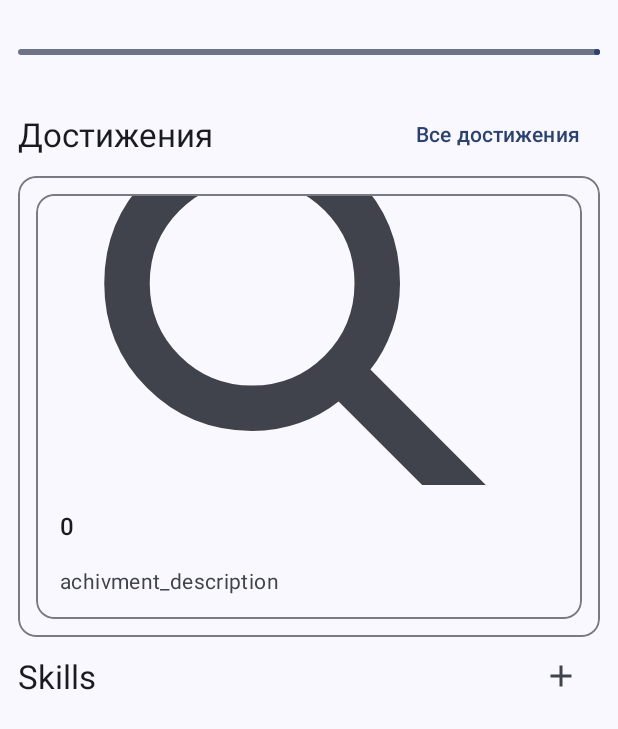
After one commit to Net2Fox/Quester, an Android app: the fragment UserProfileFragment shown on its own in the app's theme, on a phone screen of 412 x 824 dp. The commit adds this screen. Shown: the top 729 px of the screen. Run offline under Robolectric (Android 15) with nearby library versions, the phone set to English and light mode, and no system bars; our stand-ins replace Firebase (no records; nobody signed in at launch, a user with empty details on screens opened directly); 1 statement that could not run was skipped.

Commit message:
Сделана страница пользователя

```diff
--- a/app/src/main/AndroidManifest.xml
+++ b/app/src/main/AndroidManifest.xml
@@ -22,7 +22,8 @@
             android:name=".MainActivity"
             android:exported="true"
             android:label="@string/app_name"
-            android:theme="@style/Theme.Quester">
+            android:theme="@style/Theme.Quester"
+            android:screenOrientation="portrait">
             <intent-filter>
                 <action android:name="android.intent.action.MAIN" />
 
--- /dev/null
+++ b/app/src/main/java/ru/net2fox/quester/ui/userprofile/UserProfileFragment.kt
@@ -0,0 +1,242 @@
+package ru.net2fox.quester.ui.userprofile
+
+import android.animation.Animator
+import android.animation.AnimatorListenerAdapter
+import android.annotation.SuppressLint
+import android.os.Bundle
+import androidx.fragment.app.Fragment
+import android.view.LayoutInflater
+import android.view.View
+import android.view.ViewGroup
+import android.view.animation.AnimationUtils
+import android.widget.TextView
+import android.widget.Toast
+import androidx.annotation.StringRes
+import androidx.lifecycle.Observer
+import androidx.lifecycle.ViewModelProvider
+import androidx.lifecycle.lifecycleScope
+import androidx.navigation.fragment.findNavController
+import androidx.recyclerview.widget.DividerItemDecoration
+import androidx.recyclerview.widget.LinearLayoutManager
+import androidx.recyclerview.widget.RecyclerView
+import com.google.android.material.progressindicator.LinearProgressIndicator
+import kotlinx.coroutines.Dispatchers
+import kotlinx.coroutines.launch
+import ru.net2fox.quester.R
+import ru.net2fox.quester.data.model.Skill
+import ru.net2fox.quester.data.model.User
+import ru.net2fox.quester.data.model.UserLog
+import ru.net2fox.quester.databinding.FragmentUserProfileBinding
+import ru.net2fox.quester.ui.character.CharacterFragment
+import ru.net2fox.quester.ui.character.CharacterFragmentDirections
+import ru.net2fox.quester.ui.character.CharacterViewModel
+import ru.net2fox.quester.ui.moderator.log.LogViewModel
+import java.text.SimpleDateFormat
+
+class UserProfileFragment : Fragment() {
+
+    private var _binding: FragmentUserProfileBinding? = null
+    private lateinit var adapter: AchievementRecyclerViewAdapter
+    private lateinit var userProfileViewModel: UserProfileViewModel
+    private lateinit var currentUser: User
+    private lateinit var skills: List<Skill>
+    private lateinit var skillAdapter: SkillRecyclerViewAdapter
+
+    private val binding get() = _binding!!
+
+    override fun onCreateView(
+        inflater: LayoutInflater, container: ViewGroup?,
+        savedInstanceState: Bundle?
+    ): View {
+        _binding = FragmentUserProfileBinding.inflate(inflater, container, false)
+        return binding.root
+    }
+
+    override fun onViewCreated(view: View, savedInstanceState: Bundle?) {
+        super.onViewCreated(view, savedInstanceState)
+        userProfileViewModel = ViewModelProvider(this)[UserProfileViewModel::class.java]
+        val layoutManager = LinearLayoutManager(context, LinearLayoutManager.HORIZONTAL, false)
+        binding.recyclerViewAchievements.layoutManager = layoutManager
+        adapter = AchievementRecyclerViewAdapter()
+        binding.recyclerViewAchievements.adapter = adapter
+
+        binding.recyclerViewSkills.layoutManager = LinearLayoutManager(context)
+        skillAdapter = SkillRecyclerViewAdapter(userProfileViewModel)
+        binding.recyclerViewSkills.adapter = skillAdapter
+
+        userProfileViewModel.userProfileResult.observe(
+            viewLifecycleOwner,
+            Observer { user ->
+                user?.let { userResult ->
+                    userResult.error?.let {
+                        showToastFail(it)
+                    }
+                    userResult.success?.let {
+                        this.currentUser = it
+                        updateUI()
+                        updateCharacterUI()
+                    }
+                }
+            }
+        )
+
+        userProfileViewModel.skillResult.observe(
+            viewLifecycleOwner,
+            Observer { skills ->
+                skills?.let { skillResult ->
+                    skillResult.error?.let {
+                        showToastFail(it)
+                    }
+                    skillResult.success?.let {
+                        this.skills = it
+                        updateUI()
+                    }
+                }
+            }
+        )
+
+        binding.swipeRefresh.setOnRefreshListener {
+            lifecycleScope.launch(Dispatchers.IO) {
+                userProfileViewModel.getSkills()
+                userProfileViewModel.getUser()
+            }
+        }
+
+        lifecycleScope.launch(Dispatchers.IO) {
+            binding.swipeRefresh.isRefreshing = true
+            userProfileViewModel.getSkills()
+            userProfileViewModel.getUser()
+        }
+    }
+
+    @SuppressLint("NotifyDataSetChanged")
+    private fun updateUI() {
+        binding.recyclerViewAchievements.adapter!!.notifyDataSetChanged()
+        binding.recyclerViewSkills.adapter!!.notifyDataSetChanged()
+        binding.swipeRefresh.isRefreshing = false
+    }
+
+    private fun updateCharacterUI() {
+        if (::currentUser.isInitialized) {
+            binding.textViewUserName.text = currentUser.name
+            binding.progressIndicator.max = 1000
+            val per: Double = ((currentUser.experience.toDouble() / 1000) * 100)
+            binding.progressIndicator.progress = per.toInt()
+            binding.textViewUserLevel.text = getString(R.string.level_string, currentUser.level)
+            binding.textViewUserPercent.text = getString(R.string.percent_string, per.toInt())
+        }
+    }
+
+    private fun showToastFail(@StringRes errorString: Int) {
+        val appContext = context?.applicationContext ?: return
+        Toast.makeText(appContext, errorString, Toast.LENGTH_LONG).show()
+    }
+
+    override fun onDestroyView() {
+        super.onDestroyView()
+        _binding = null
+    }
+
+    private inner class AchievementViewHolder(itemView: View) : RecyclerView.ViewHolder(itemView), View.OnClickListener {
+
+        //private lateinit var log: UserLog
+        //private val dateFormat: SimpleDateFormat = SimpleDateFormat("dd.MM.yyyy")
+        //private val timeFormat: SimpleDateFormat = SimpleDateFormat("HH:mm:ss")
+        //private val textView: TextView = itemView.findViewById(R.id.log_text_view)
+        private val num: TextView = itemView.findViewById(R.id.title)
+
+        init {
+            //textView.setOnClickListener(this)
+        }
+
+        fun bind(string: String) {
+            //this.log = log
+            //val date = log.datetime?.toDate()
+            //textView.text = getString(R.string.log_string,
+            //    log.userName,
+            //    log.action.toString(),
+            //    log.objectType.toString(),
+            //    log.objectName,
+            //    dateFormat.format(date),
+            //    timeFormat.format(date)
+            //)
+            //textView.startAnimation(AnimationUtils.loadAnimation(itemView.context, R.anim.recyclerview_item_anim))
+            num.text = string
+        }
+
+        override fun onClick(v: View) {
+
+        }
+    }
+
+    private inner class AchievementRecyclerViewAdapter() : RecyclerView.Adapter<AchievementViewHolder>() {
+
+        override fun onCreateViewHolder(parent: ViewGroup, viewType: Int): AchievementViewHolder {
+            val itemView = LayoutInflater.from(parent.context).inflate(R.layout.item_achievement, parent, false)
+            return AchievementViewHolder(itemView)
+        }
+
+        override fun onBindViewHolder(holder: AchievementViewHolder, position: Int) {
+            //val log = logViewModel.logResult.value?.success?.get(position)
+            //if (log != null) {
+            //    holder.bind(log)
+            //}
+            holder.bind(position.toString())
+        }
+
+        override fun getItemCount(): Int {
+            return 10//logViewModel.logResult.value?.success?.size ?: 0
+        }
+    }
+
+    private inner class SkillViewHolder(itemView: View) : RecyclerView.ViewHolder(itemView), View.OnClickListener {
+
+        private lateinit var skill: Skill
+
+        private val skillNameTextView: TextView = itemView.findViewById(R.id.text_view_skill_name)
+        private val progressBar: LinearProgressIndicator = itemView.findViewById(R.id.progress_indicator)
+        private val skillLevelTextView: TextView = itemView.findViewById(R.id.text_view_skill_level)
+        private val skillPercentTextView: TextView = itemView.findViewById(R.id.text_view_skill_percent)
+
+        init {
+            skillNameTextView.setOnClickListener(this)
+        }
+
+        fun bind(skill: Skill) {
+            this.skill = skill
+            skillNameTextView.text = skill.name
+            progressBar.max = skill.needExperience
+            val per: Double = ((skill.experience.toDouble() / skill.needExperience.toDouble()) * 100)
+            progressBar.progress = per.toInt()
+            skillLevelTextView.text = getString(R.string.level_string, skill.level)
+            skillPercentTextView.text = getString(R.string.percent_string, per.toInt())
+        }
+
+        override fun onClick(v: View) {
+            //TODO Переделать тап по элементам
+            if (v is TextView) {
+                val action = CharacterFragmentDirections.actionCharacterFragmentToSkillFragment(skill.strId!!)
+                findNavController().navigate(action)
+            }
+        }
+    }
+
+    private inner class SkillRecyclerViewAdapter(private val userProfileViewModel: UserProfileViewModel) : RecyclerView.Adapter<SkillViewHolder>() {
+
+        override fun onCreateViewHolder(parent: ViewGroup, viewType: Int): SkillViewHolder {
+            val itemView = LayoutInflater.from(parent.context).inflate(R.layout.item_skill, parent, false)
+            return SkillViewHolder(itemView)
+        }
+
+        override fun onBindViewHolder(holder: SkillViewHolder, position: Int) {
+            val skill = userProfileViewModel.skillResult.value?.success?.get(position)
+            if (skill != null) {
+                holder.bind(skill)
+            }
+        }
+
+        override fun getItemCount(): Int {
+            return userProfileViewModel.skillResult.value?.success?.size ?: 0
+        }
+    }
+}
--- /dev/null
+++ b/app/src/main/res/drawable/ic_add_24.xml
@@ -0,0 +1,10 @@
+<vector xmlns:android="http://schemas.android.com/apk/res/android"
+    android:width="24dp"
+    android:height="24dp"
+    android:viewportWidth="960"
+    android:viewportHeight="960"
+    android:tint="?attr/colorControlNormal">
+  <path
+      android:fillColor="@android:color/white"
+      android:pathData="M440,760L440,520L200,520L200,440L440,440L440,200L520,200L520,440L760,440L760,520L520,520L520,760L440,760Z"/>
+</vector>
--- /dev/null
+++ b/app/src/main/res/layout/fragment_user_profile.xml
@@ -0,0 +1,163 @@
+<?xml version="1.0" encoding="utf-8"?>
+<androidx.coordinatorlayout.widget.CoordinatorLayout
+    xmlns:android="http://schemas.android.com/apk/res/android"
+    xmlns:tools="http://schemas.android.com/tools"
+    tools:context=".ui.userprofile.UserProfileFragment"
+    xmlns:app="http://schemas.android.com/apk/res-auto"
+    android:layout_width="match_parent"
+    android:layout_height="wrap_content">
+
+    <androidx.swiperefreshlayout.widget.SwipeRefreshLayout
+        android:id="@+id/swipe_refresh"
+        android:layout_width="match_parent"
+        android:layout_height="wrap_content"
+        app:layout_behavior="@string/appbar_scrolling_view_behavior">
+
+        <androidx.core.widget.NestedScrollView
+            android:layout_width="match_parent"
+            android:layout_height="wrap_content">
+
+            <LinearLayout
+                android:layout_width="match_parent"
+                android:layout_height="wrap_content"
+                android:paddingLeft="12dp"
+                android:paddingTop="4dp"
+                android:paddingRight="12dp"
+                android:orientation="vertical">
+
+                <androidx.constraintlayout.widget.ConstraintLayout
+                    android:id="@+id/consLay"
+                    android:layout_width="match_parent"
+                    android:layout_height="wrap_content"
+                    app:layout_constraintEnd_toEndOf="parent"
+                    app:layout_constraintStart_toStartOf="parent"
+                    app:layout_constraintTop_toBottomOf="@+id/recycler_view_achievements">
+
+                    <TextView
+                        android:id="@+id/text_view_user_name"
+                        android:layout_width="match_parent"
+                        android:layout_height="match_parent"
+                        android:textAppearance="@style/TextAppearance.AppCompat.Medium"
+                        app:layout_constraintEnd_toEndOf="parent"
+                        app:layout_constraintStart_toStartOf="parent"
+                        app:layout_constraintTop_toTopOf="parent" />
+
+                    <com.google.android.material.progressindicator.LinearProgressIndicator
+                        android:id="@+id/progress_indicator"
+                        android:layout_width="match_parent"
+                        android:layout_height="wrap_content"
+                        android:layout_marginTop="4dp"
+                        android:indeterminate="false"
+                        android:max="100"
+                        app:hideAnimationBehavior="none"
+                        app:layout_constraintEnd_toEndOf="parent"
+                        app:layout_constraintStart_toStartOf="parent"
+                        app:layout_constraintTop_toBottomOf="@+id/text_view_user_name"
+                        app:showAnimationBehavior="none"
+                        app:trackCornerRadius="4dp" />
+
+                    <TextView
+                        android:id="@+id/text_view_user_level"
+                        android:layout_width="wrap_content"
+                        android:layout_height="match_parent"
+                        android:layout_marginTop="4dp"
+                        android:textAppearance="@style/TextAppearance.AppCompat.Medium"
+                        app:layout_constraintStart_toStartOf="@+id/text_view_user_name"
+                        app:layout_constraintTop_toBottomOf="@+id/progress_indicator" />
+
+                    <TextView
+                        android:id="@+id/text_view_user_percent"
+                        android:layout_width="wrap_content"
+                        android:layout_height="match_parent"
+                        android:layout_marginTop="4dp"
+                        android:textAppearance="@style/TextAppearance.AppCompat.Medium"
+                        app:layout_constraintEnd_toEndOf="@+id/text_view_user_name"
+                        app:layout_constraintTop_toBottomOf="@+id/progress_indicator" />
+
+                </androidx.constraintlayout.widget.ConstraintLayout>
+
+                <androidx.constraintlayout.widget.ConstraintLayout
+                    android:layout_width="match_parent"
+                    android:layout_height="wrap_content">
+
+                    <TextView
+                        android:layout_width="wrap_content"
+                        android:layout_height="wrap_content"
+                        android:text="Достижения"
+                        android:textAppearance="@style/TextAppearance.AppCompat.Large"
+                        app:layout_constraintBottom_toBottomOf="parent"
+                        app:layout_constraintStart_toStartOf="parent"
+                        app:layout_constraintTop_toTopOf="parent" />
+
+                    <Button
+                        android:id="@+id/all_achievements_button"
+                        style="?attr/materialIconButtonStyle"
+                        android:layout_width="wrap_content"
+                        android:layout_height="wrap_content"
+                        android:text="Все достижения"
+                        app:layout_constraintBottom_toBottomOf="parent"
+                        app:layout_constraintEnd_toEndOf="parent"
+                        app:layout_constraintTop_toTopOf="parent" />
+
+                </androidx.constraintlayout.widget.ConstraintLayout>
+
+                <com.google.android.material.card.MaterialCardView
+                    android:layout_width="match_parent"
+                    android:layout_height="wrap_content"
+                    android:checkable="false"
+                    android:clickable="false"
+                    android:focusable="false"
+                    android:layout_marginTop="4dp">
+
+                    <androidx.recyclerview.widget.RecyclerView
+                        android:id="@+id/recycler_view_achievements"
+                        android:layout_width="match_parent"
+                        android:layout_height="match_parent"
+                        tools:listitem="@layout/item_achievement"
+                        app:layoutManager="androidx.recyclerview.widget.LinearLayoutManager"
+                        android:orientation="horizontal"/>
+
+                </com.google.android.material.card.MaterialCardView>
+
+                <androidx.constraintlayout.widget.ConstraintLayout
+                    android:layout_width="match_parent"
+                    android:layout_height="wrap_content">
+
+                    <TextView
+                        android:layout_width="wrap_content"
+                        android:layout_height="wrap_content"
+                        android:text="@string/skills_character_label"
+                        android:textAppearance="@style/TextAppearance.AppCompat.Large"
+                        app:layout_constraintBottom_toBottomOf="parent"
+                        app:layout_constraintStart_toStartOf="parent"
+                        app:layout_constraintTop_toTopOf="parent" />
+
+                    <Button
+                        android:id="@+id/add_skill"
+                        style="?attr/materialIconButtonStyle"
+                        android:layout_width="wrap_content"
+                        android:layout_height="wrap_content"
+                        android:drawableLeft="@drawable/ic_add_24"
+                        app:layout_constraintBottom_toBottomOf="parent"
+                        app:layout_constraintEnd_toEndOf="parent"
+                        app:layout_constraintTop_toTopOf="parent" />
+
+                </androidx.constraintlayout.widget.ConstraintLayout>
+
+                <androidx.recyclerview.widget.RecyclerView
+                    android:id="@+id/recycler_view_skills"
+                    android:layout_width="match_parent"
+                    android:layout_height="match_parent"
+                    app:layout_constraintBottom_toBottomOf="parent"
+                    app:layout_constraintEnd_toEndOf="parent"
+                    app:layout_constraintStart_toStartOf="parent"
+                    app:layout_constraintTop_toTopOf="parent"
+                    tools:listitem="@layout/item_skill" />
+
+            </LinearLayout>
+
+        </androidx.core.widget.NestedScrollView>
+
+    </androidx.swiperefreshlayout.widget.SwipeRefreshLayout>
+
+</androidx.coordinatorlayout.widget.CoordinatorLayout>
--- /dev/null
+++ b/app/src/main/res/layout/item_achievement.xml
@@ -0,0 +1,56 @@
+<?xml version="1.0" encoding="utf-8"?>
+<com.google.android.material.card.MaterialCardView xmlns:android="http://schemas.android.com/apk/res/android"
+    xmlns:app="http://schemas.android.com/apk/res-auto"
+    xmlns:tools="http://schemas.android.com/tools"
+    android:layout_width="match_parent"
+    android:layout_height="wrap_content"
+    android:layout_marginStart="12dp"
+    android:layout_marginTop="12dp"
+    android:layout_marginEnd="12dp"
+    android:layout_marginBottom="12dp"
+    android:checkable="false"
+    android:clickable="true"
+    android:focusable="true"
+    app:layout_constraintBottom_toBottomOf="parent"
+    app:layout_constraintEnd_toEndOf="parent"
+    app:layout_constraintStart_toStartOf="parent"
+    app:layout_constraintTop_toTopOf="parent">
+
+    <LinearLayout
+        android:layout_width="match_parent"
+        android:layout_height="wrap_content"
+        android:orientation="vertical">
+
+        <ImageView
+            android:layout_width="match_parent"
+            android:layout_height="194dp"
+            android:scaleType="centerCrop"
+            app:srcCompat="@drawable/ic_search_24" />
+
+        <LinearLayout
+            android:layout_width="match_parent"
+            android:layout_height="wrap_content"
+            android:orientation="vertical"
+            android:padding="16dp">
+
+            <!-- Title, secondary and supporting text -->
+            <TextView
+                android:id="@+id/title"
+                android:layout_width="wrap_content"
+                android:layout_height="wrap_content"
+                android:text="achivment_title"
+                android:textAppearance="?attr/textAppearanceTitleMedium" />
+
+            <TextView
+                android:layout_width="wrap_content"
+                android:layout_height="wrap_content"
+                android:layout_marginTop="16dp"
+                android:text="achivment_description"
+                android:textAppearance="?attr/textAppearanceBodyMedium"
+                android:textColor="?android:attr/textColorSecondary" />
+
+        </LinearLayout>
+
+    </LinearLayout>
+
+</com.google.android.material.card.MaterialCardView>
--- a/app/src/main/res/menu/bottom_nav_menu.xml
+++ b/app/src/main/res/menu/bottom_nav_menu.xml
@@ -3,10 +3,10 @@
     xmlns:tools="http://schemas.android.com/tools"
     tools:showIn="navigation_view">
     <item
-        android:id="@+id/characterFragment"
+        android:id="@+id/userProfileFragment"
         android:enabled="true"
         android:icon="@drawable/ic_baseline_perm_identity_24"
-        android:title="@string/character_menu_item"/>
+        android:title="@string/user_profile_menu_item"/>
     <item
         android:id="@+id/listFragment"
         android:enabled="true"
--- a/app/src/main/res/values/strings.xml
+++ b/app/src/main/res/values/strings.xml
@@ -88,7 +88,7 @@
     <string name="leaderboard_string" translatable="false">№%1$d %2$s</string>
     <string name="delete_list_dialog_title">Are you sure you want to delete this list?</string>
     <string name="delete_skill_dialog_title">Are you sure you want to remove this skill?</string>
-    <string name="skills_character_label">Skills:</string>
+    <string name="skills_character_label">Skills</string>
     <string name="enum_action_create">created</string>
     <string name="enum_action_edit">edited</string>
     <string name="enum_action_delete">deleted</string>
@@ -103,4 +103,7 @@
     <string name="datepicker_select_date">Select date</string>
     <string name="appbar_menu_search">Search user</string>
     <string name="sign_in_failed_account_deleted">Your account has been deleted</string>
+    <string name="user_profile_fragment_label">User profile</string>
+    <string name="user_profile_menu_item">Profile</string>
+    <!-- TODO: Remove or change this placeholder text -->
 </resources>
```
Also changed, not shown: app/src/main/java/ru/net2fox/quester/MainActivity.kt (+6 -1 lines), app/src/main/java/ru/net2fox/quester/ui/userprofile/UserProfileResult.kt (added, +9 -0 lines), app/src/main/java/ru/net2fox/quester/ui/userprofile/UserProfileSkillResult.kt (added, +11 -0 lines), app/src/main/java/ru/net2fox/quester/ui/userprofile/UserProfileViewModel.kt (added, +105 -0 lines), app/src/main/res/layout/item_skill.xml (+3 -8 lines), app/src/main/res/navigation/nav_graph.xml (+22 -0 lines), 1 other file.
